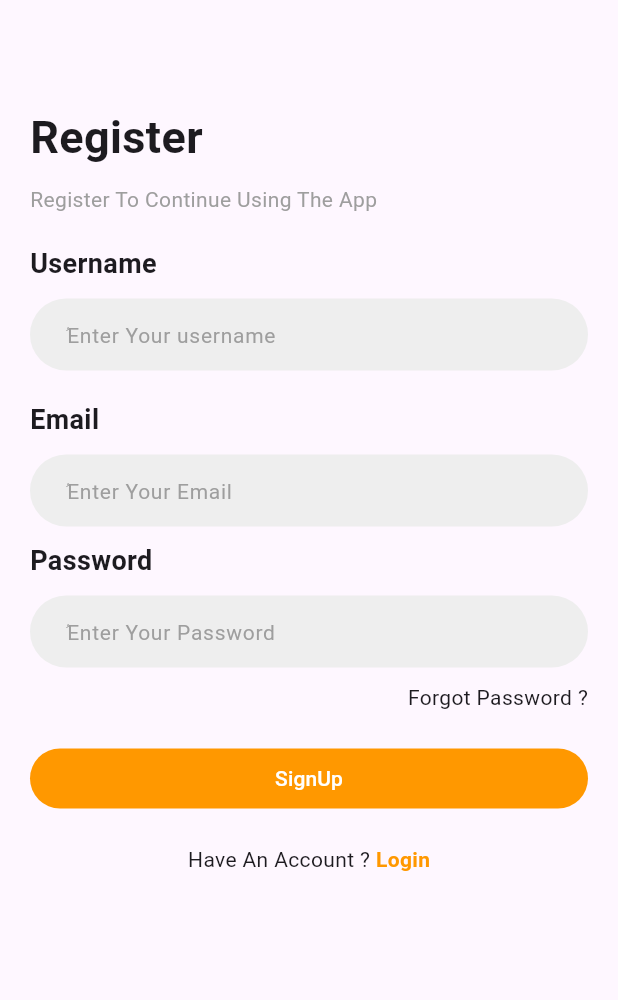
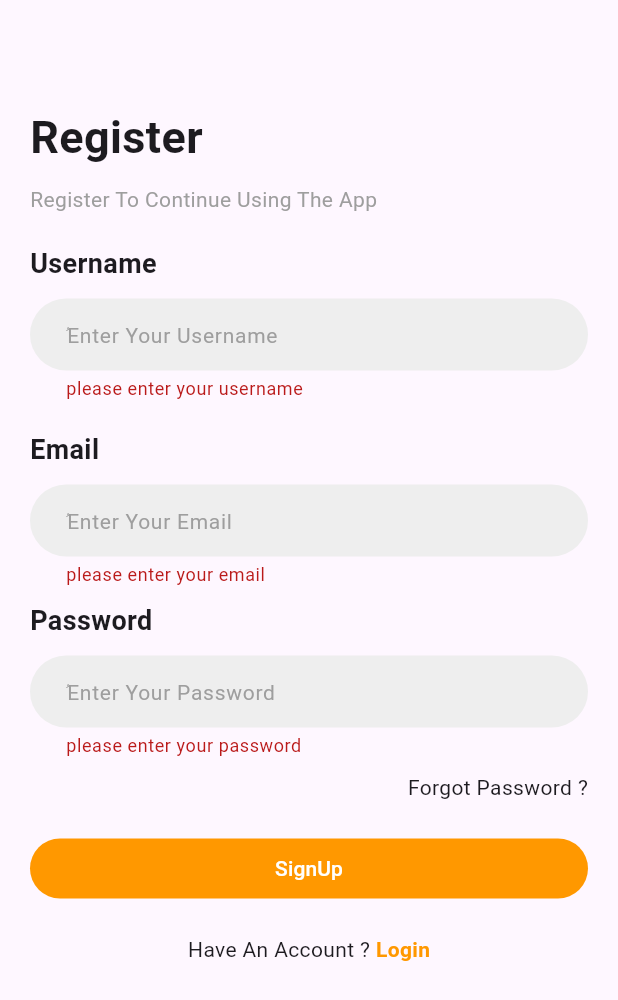
Before and after one commit to Kartali-Mohamed/Flutter_Firebase, a Flutter app: the Register screen opened by its route, after a tap on "SignUp", on a phone screen of 412 x 824 dp. Shown: the top 1000 px of the screen. Run offline on Flutter 3.47's test engine with Material 2 defaults, Android fonts, the phone set to English and light mode, and no system bars; our stand-ins replace firebase_auth, firebase_core; accounts and stored records are empty.

Commit message:
FirebaseAuth via email & password

```diff
--- a/lib/auth/pages/register.dart
+++ b/lib/auth/pages/register.dart
@@ -1,3 +1,5 @@
+import 'package:firebase_auth/firebase_auth.dart';
+import 'package:flutter/foundation.dart';
 import 'package:flutter/material.dart';
 import '../widgets/custom_forgotpassword.dart';
 import '../widgets/custom_question.dart';
@@ -15,17 +17,52 @@ class Register extends StatefulWidget {
 }
 
 class _Registertate extends State<Register> {
-  TextEditingController username = TextEditingController();
-  TextEditingController email = TextEditingController();
-  TextEditingController password = TextEditingController();
+  /* ========= Business Logic ========= */
+  TextEditingController usernameController = TextEditingController();
+  TextEditingController emailController = TextEditingController();
+  TextEditingController passwordController = TextEditingController();
+  GlobalKey<FormState> formStateKey = GlobalKey<FormState>();
 
+  void signUp(String email, String password) async {
+    if (formStateKey.currentState!.validate()) {
+      try {
+        final credential =
+            await FirebaseAuth.instance.createUserWithEmailAndPassword(
+          email: email,
+          password: password,
+        );
+        Navigator.of(context).pushNamedAndRemoveUntil("home", (route) => false);
+      } on FirebaseAuthException catch (e) {
+        if (e.code == 'weak-password') {
+          ScaffoldMessenger.of(context).showSnackBar(const SnackBar(
+              content: Text("The password provided is too weak.")));
+          // print('The password provided is too weak.');
+        } else if (e.code == 'email-already-in-use') {
+          ScaffoldMessenger.of(context).showSnackBar(const SnackBar(
+              content: Text("The account already exists for that email.")));
+          // print('The account already exists for that email.');
+        } else {
+          ScaffoldMessenger.of(context)
+              .showSnackBar(SnackBar(content: Text(e.message!)));
+        }
+      } catch (e) {
+        if (kDebugMode) {
+          print(e);
+        }
+      }
+    }
+  }
+
+  /* ========= Presentation ========= */
   @override
   Widget build(BuildContext context) {
     return Scaffold(
       body: Padding(
         padding: const EdgeInsets.all(20),
         child: ListView(children: [
-          Column(
+          Form(
+            key: formStateKey,
+            child: Column(
               crossAxisAlignment: CrossAxisAlignment.start,
               children: [
                 const SizedBox(height: 50),
@@ -37,27 +74,56 @@ class _Registertate extends State<Register> {
                 const CustomTitle(text: "Username"),
                 const SizedBox(height: 10),
                 CustomTextForm(
-                  hinttext: "ُEnter Your username", mycontroller: username),
+                  hinttext: "ُEnter Your Username",
+                  mycontroller: usernameController,
+                  validator: (val) {
+                    if (val!.isEmpty) {
+                      return "please enter your username";
+                    }
+                    return null;
+                  },
+                ),
                 const SizedBox(height: 20),
                 const CustomTitle(text: "Email"),
                 const SizedBox(height: 10),
                 CustomTextForm(
-                  hinttext: "ُEnter Your Email", mycontroller: email),
+                  hinttext: "ُEnter Your Email",
+                  mycontroller: emailController,
+                  validator: (val) {
+                    if (val!.isEmpty) {
+                      return "please enter your email";
+                    }
+                    return null;
+                  },
+                ),
                 const SizedBox(height: 10),
                 const CustomTitle(text: "Password"),
                 const SizedBox(height: 10),
                 CustomTextForm(
-                  hinttext: "ُEnter Your Password", mycontroller: email),
+                  hinttext: "ُEnter Your Password",
+                  mycontroller: passwordController,
+                  validator: (val) {
+                    if (val!.isEmpty) {
+                      return "please enter your password";
+                    }
+                    return null;
+                  },
+                ),
                 CustomForgotPassword(onTap: () {}),
               ],
             ),
-          CustomButtonAuth(title: "SignUp", onPressed: () {}),
+          ),
+          CustomButtonAuth(
+              title: "SignUp",
+              onPressed: () {
+                signUp(emailController.text, passwordController.text);
+              }),
           const SizedBox(height: 20),
           CustomQuestion(
               question: "Have An Account ? ",
               answer: "Login",
               onTap: () {
-                Navigator.of(context).pushNamed("login");
+                Navigator.of(context).pushReplacementNamed("login");
               }),
         ]),
       ),
--- a/lib/auth/widgets/custom_textform.dart
+++ b/lib/auth/widgets/custom_textform.dart
@@ -3,13 +3,18 @@ import 'package:flutter/material.dart';
 class CustomTextForm extends StatelessWidget {
   final String hinttext;
   final TextEditingController mycontroller;
+  final String? Function(String?)? validator;
 
   const CustomTextForm(
-      {super.key, required this.hinttext, required this.mycontroller});
+      {super.key,
+      required this.hinttext,
+      required this.mycontroller,
+      required this.validator});
 
   @override
   Widget build(BuildContext context) {
     return TextFormField(
+      validator: validator,
       controller: mycontroller,
       decoration: InputDecoration(
         hintText: hinttext,
```
Also changed, not shown: lib/auth/pages/login.dart (+56 -6 lines), lib/home/pages/home.dart (added, +40 -0 lines), lib/main.dart (+7 -1 lines). Lines whose indentation alone changed are shown as unchanged.
